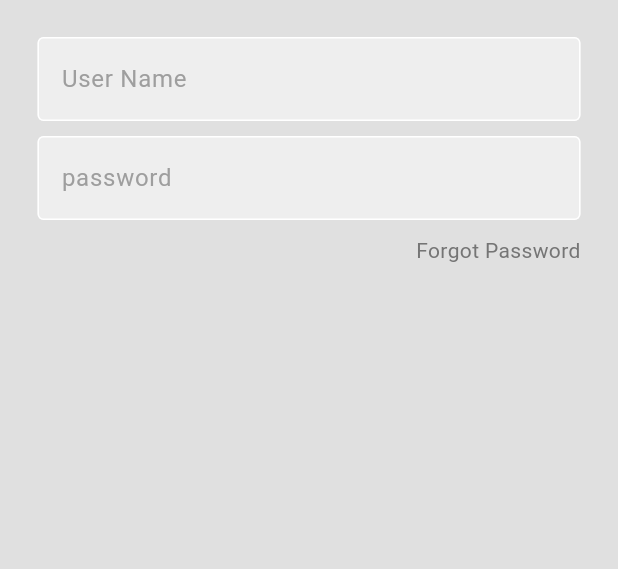
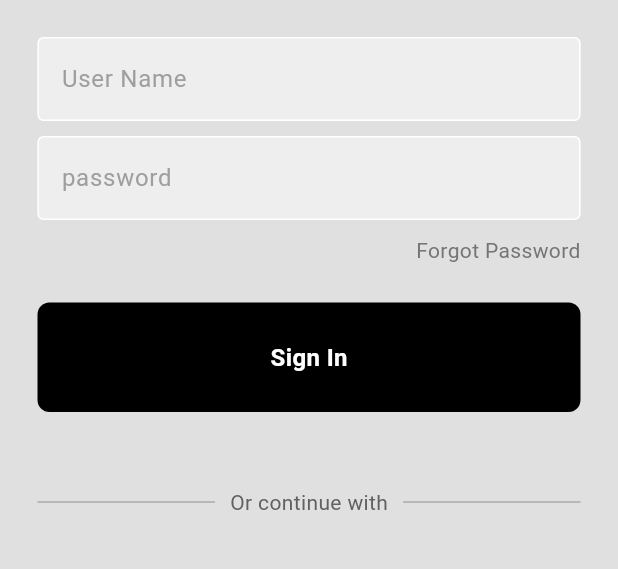
Before and after one commit to Paul-tes/BetLembosa-Room-Sharing-App, a Flutter app: the screen it shows after launch, on a phone screen of 412 x 824 dp, the part 335-904 px from its top. Run offline on Flutter 3.47's test engine with Material 3 defaults, Android fonts, the phone set to English and light mode, and no system bars.

Commit message:
Add Login black button

```diff
--- /dev/null
+++ b/lib/components/my_button.dart
@@ -0,0 +1,35 @@
+// ignore_for_file: prefer_const_constructors
+
+import 'package:flutter/material.dart';
+
+class MyButton extends StatelessWidget {
+  final Function()? onTap;
+
+  const MyButton({super.key, required this.onTap});
+
+
+  @override
+  Widget build(BuildContext context) {
+    return GestureDetector(
+      onTap: onTap,
+      child: Container(
+        padding: EdgeInsets.all(25.0),
+        margin: EdgeInsets.symmetric(horizontal: 25.0),
+        decoration: BoxDecoration(
+          color: Colors.black,
+          borderRadius: BorderRadius.circular(8),
+        ),
+        child: Center(
+          child: Text(
+            "Sign In",
+            style: TextStyle(
+              color: Colors.white,
+              fontWeight: FontWeight.bold,
+              fontSize: 16,
+            )
+          ),
+        ),
+      ),
+    );
+  }
+}
--- a/lib/pages/login_page.dart
+++ b/lib/pages/login_page.dart
@@ -1,5 +1,6 @@
 // ignore_for_file: prefer_const_constructors, prefer_const_literals_to_create_immutables
 
+import 'package:betlembosa/components/my_button.dart';
 import 'package:betlembosa/components/my_text_filed.dart';
 import 'package:flutter/material.dart';
 
@@ -9,6 +10,11 @@
   // text controllers
   final userNameController = TextEditingController();
   final passwordController = TextEditingController();
+
+  // sign user in method
+  void signUserIn() {
+
+  }
 
 
   @override
@@ -66,10 +72,42 @@
                     ),
                   ],
                 ),
-              )
+              ),
+
+              SizedBox(height: 25.0),
               // sign in butoon
+              MyButton(
+                onTap: signUserIn,
+              ),
+              SizedBox(height: 50.0),
+              // or continue with
 
-              // or continue with
+              Padding(
+                padding: const EdgeInsets.symmetric(horizontal: 25.0),
+                child: Row(
+                  children: [
+                    Expanded(
+                      child: Divider(
+                        thickness: 0.5,
+                        color: Colors.grey[600],
+                      ),
+                    ),
+                    Padding(
+                      padding: const EdgeInsets.symmetric(horizontal: 10.0),
+                      child: Text(
+                        "Or continue with",
+                        style: TextStyle(color: Colors.grey[700]),
+                      ),
+                    ),
+                    Expanded(
+                      child: Divider(
+                        thickness: 0.5,
+                        color: Colors.grey[600],
+                      ),
+                    ),
+                  ]
+                ),
+              ),
 
               // google + apple sign in buton
 
```
